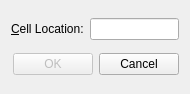
This is Book/gotocell1/gotocelldialog.ui in bjwarfield/WarfieldBrian_CIS17B_48941 as Qt 5 draws it before an edit. The edited form follows.
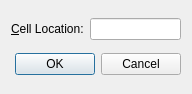
This is the edited form.

Patch:
```diff
--- a/Book/gotocell1/gotocelldialog.ui
+++ b/Book/gotocell1/gotocelldialog.ui
@@ -1,20 +1,20 @@
 <ui version="4.0" >
  <class>GoToCellDialog</class>
- <widget class="QWidget" name="GoToCellDialog" >
-  <property name="geometry" >
+ <widget class="QWidget" name="GoToCellDialog">
+  <property name="geometry">
    <rect>
     <x>0</x>
     <y>0</y>
-    <width>190</width>
+    <width>192</width>
     <height>94</height>
    </rect>
   </property>
   <property name="windowTitle" >
    <string>Go to Cell</string>
   </property>
-  <layout class="QVBoxLayout" >
+  <layout class="QVBoxLayout" name="verticalLayout">
    <item>
-    <layout class="QHBoxLayout" >
+    <layout class="QHBoxLayout">
      <item>
       <widget class="QLabel" name="label" >
        <property name="text" >
@@ -26,46 +26,16 @@
       </widget>
      </item>
      <item>
-      <widget class="QLineEdit" name="lineEdit" />
+      <widget class="QLineEdit" name="lineEdit"/>
      </item>
     </layout>
    </item>
    <item>
-    <layout class="QHBoxLayout" >
-     <item>
-      <spacer>
-       <property name="orientation" >
-        <enum>Qt::Horizontal</enum>
-       </property>
-       <property name="sizeHint" >
-        <size>
-         <width>40</width>
-         <height>20</height>
-        </size>
-       </property>
-      </spacer>
-     </item>
-     <item>
-      <widget class="QPushButton" name="okButton" >
-       <property name="enabled" >
-        <bool>false</bool>
-       </property>
-       <property name="text" >
-        <string>OK</string>
-       </property>
-       <property name="default" >
-        <bool>true</bool>
-       </property>
-      </widget>
-     </item>
-     <item>
-      <widget class="QPushButton" name="cancelButton" >
-       <property name="text" >
-        <string>Cancel</string>
-       </property>
-      </widget>
-     </item>
-    </layout>
+    <widget class="QDialogButtonBox" name="buttonBox">
+     <property name="standardButtons">
+      <set>QDialogButtonBox::Cancel|QDialogButtonBox::Ok</set>
+     </property>
+    </widget>
    </item>
   </layout>
  </widget>
```
Left out of the diff: 13 changed lines with no effect on the pictures.
